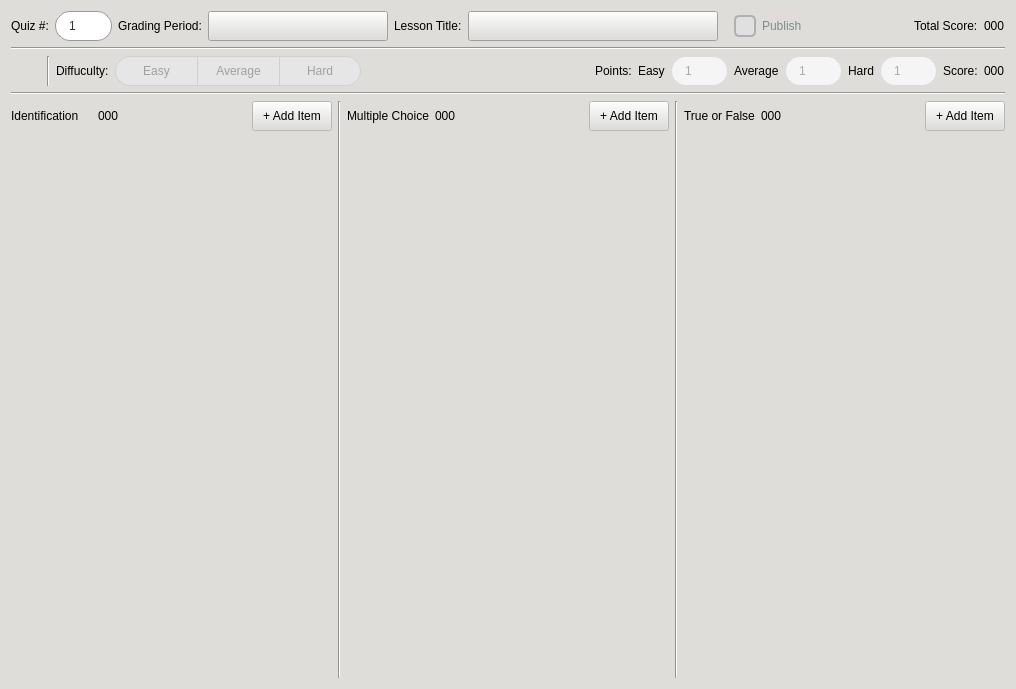
Old version of the form CAI_PyQt/CAI_Admin/UI/QuizDialog.ui in the repository CPG19040/CPG19040.
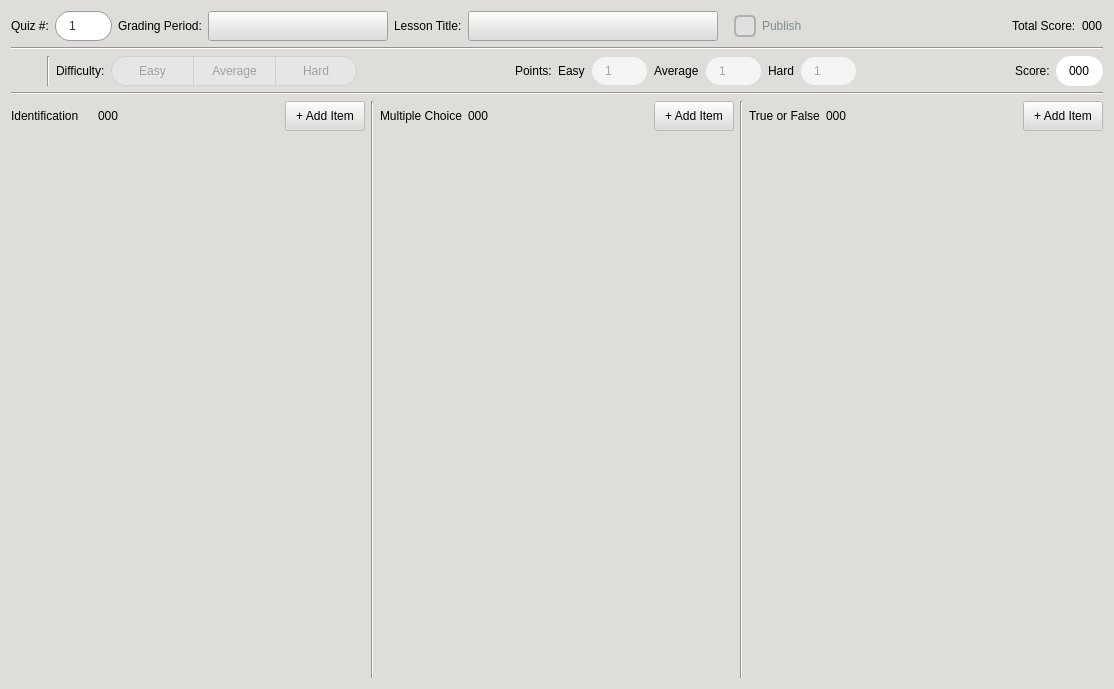
New version of the form. Icons and pictures are not drawn.

```diff
--- a/CAI_PyQt/CAI_Admin/UI/QuizDialog.ui
+++ b/CAI_PyQt/CAI_Admin/UI/QuizDialog.ui
@@ -6,7 +6,7 @@
    <rect>
     <x>0</x>
     <y>0</y>
-    <width>1016</width>
+    <width>1114</width>
     <height>689</height>
    </rect>
   </property>
@@ -103,7 +103,7 @@
     color: #ffffff;
 }
 
-QSpinBox {
+QSpinBox, QDoubleSpinBox {
     height: 30px;
     border: 1px solid #999;
     border-radius: 15px;
@@ -123,7 +123,7 @@
     border: 1px solid #3498db;
 }
 
-QSpinBox::up-button {
+QSpinBox::up-button, QDoubleSpinBox::up-button {
     subcontrol-origin: border;
     subcontrol-position: top right;
     width: 8px;
@@ -133,7 +133,7 @@
 	color: rgb(119, 118, 123);
 }
 
-QSpinBox::down-button {
+QSpinBox::down-button, QDoubleSpinBox::down-button {
     subcontrol-origin: border;
     subcontrol-position: bottom right;
     width: 8px;
@@ -143,29 +143,29 @@
 	color: rgb(119, 118, 123);
 }
 
-QSpinBox::up-arrow {
+QSpinBox::up-arrow, QDoubleSpinBox::up-arrow {
     image: url(:/Images/Images/caret-up.png);
     width: 8px;
     height: 8px;
 }
 
-QSpinBox::down-arrow {
+QSpinBox::down-arrow, QDoubleSpinBox::down-arrow {
     image: url(:/Images/Images/caret-down.png);
     width: 8px;
     height: 8px;
 }
 
-QSpinBox:disabled {
+QSpinBox:disabled, QDoubleSpinBox:disabled {
     background-color: #f5f5f5;
     border: 1px solid #dcdcdc;
     color: #aaaaaa;
 }
 
-QSpinBox::up-arrow:disabled {
+QSpinBox::up-arrow:disabled, QDoubleSpinBox::up-arrow:disabled {
     image: url(:/Images/Images/caret-up-disabled.png);
 }
 
-QSpinBox::down-arrow:disabled {
+QSpinBox::down-arrow:disabled, QDoubleSpinBox::down-arrow:disabled {
     image: url(:/Images/Images/caret-down-disabled.png);
 }
 </string>
@@ -475,7 +475,7 @@
          </size>
         </property>
         <property name="text">
-         <string>Diffuculty:</string>
+         <string>Difficulty:</string>
         </property>
        </widget>
       </item>
@@ -657,7 +657,7 @@
        </widget>
       </item>
       <item>
-       <spacer name="horizontalSpacer_3">
+       <spacer name="horizontalSpacer_6">
         <property name="orientation">
          <enum>Qt::Horizontal</enum>
         </property>
@@ -817,6 +817,19 @@
         </property>
        </widget>
       </item>
+      <item>
+       <spacer name="horizontalSpacer_3">
+        <property name="orientation">
+         <enum>Qt::Horizontal</enum>
+        </property>
+        <property name="sizeHint" stdset="0">
+         <size>
+          <width>40</width>
+          <height>20</height>
+         </size>
+        </property>
+       </spacer>
+      </item>
       <item>
        <widget class="QLabel" name="label_4">
         <property name="text">
@@ -826,6 +839,9 @@
       </item>
       <item>
        <widget class="QLabel" name="label_scoreperlevel">
+        <property name="styleSheet">
+         <string notr="true">background-color: rgb(255, 255, 255); padding: 0px 10px 0px; border-radius: 15px;</string>
+        </property>
         <property name="text">
          <string>000</string>
         </property>
@@ -1060,7 +1076,7 @@
              <rect>
               <x>0</x>
               <y>0</y>
-              <width>323</width>
+              <width>355</width>
               <height>545</height>
              </rect>
             </property>
@@ -1194,7 +1210,7 @@
              <rect>
               <x>0</x>
               <y>0</y>
-              <width>322</width>
+              <width>356</width>
               <height>545</height>
              </rect>
             </property>
@@ -1328,7 +1344,7 @@
              <rect>
               <x>0</x>
               <y>0</y>
-              <width>323</width>
+              <width>355</width>
               <height>545</height>
              </rect>
             </property>
```
Left out of the diff: 4 changed lines with no effect on the pictures.
